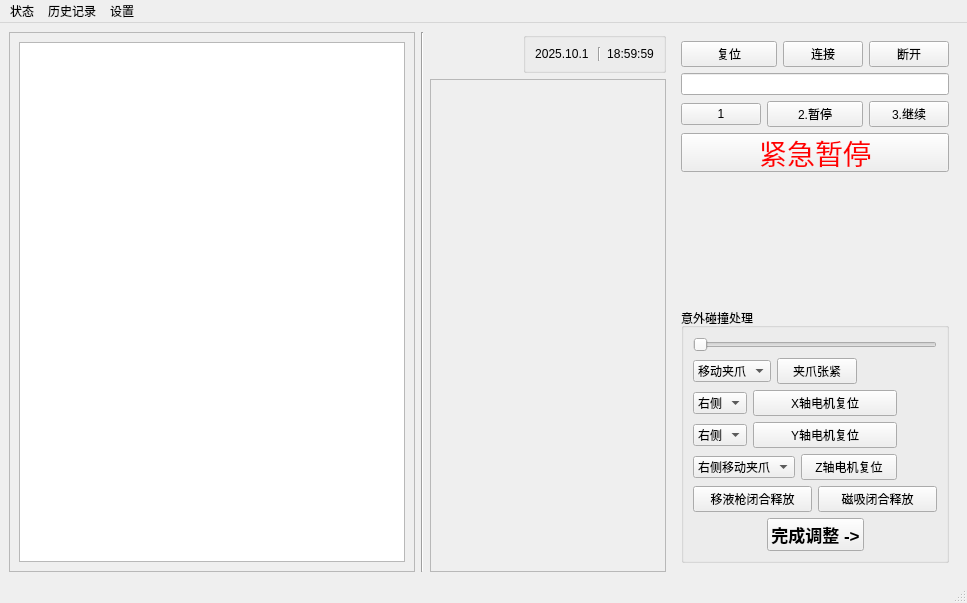
LightningFlashEvE/high-throughput-perovskite-medication-system, file mainwindow.ui: the form before one commit.
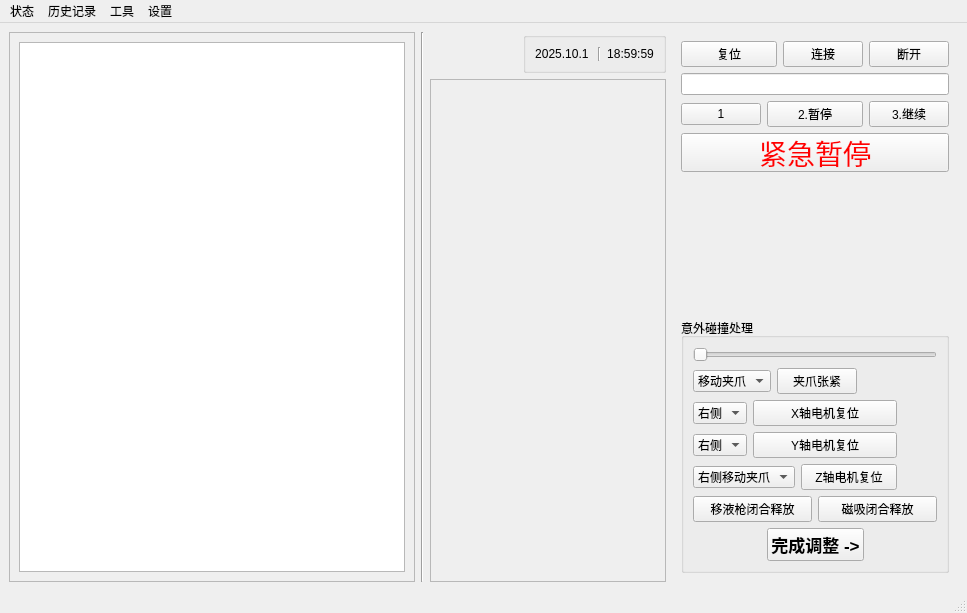
The form after the commit. Icons and pictures are not drawn.

Commit message: 新增菜单栏工具选项

```diff
--- a/mainwindow.ui
+++ b/mainwindow.ui
@@ -7,7 +7,7 @@
     <x>0</x>
     <y>0</y>
     <width>967</width>
-    <height>590</height>
+    <height>613</height>
    </rect>
   </property>
   <property name="windowTitle">
@@ -744,7 +744,7 @@
      <x>0</x>
      <y>0</y>
      <width>967</width>
-     <height>18</height>
+     <height>25</height>
     </rect>
    </property>
    <widget class="QMenu" name="menuStatus">
@@ -762,8 +762,14 @@
      <string>设置</string>
     </property>
    </widget>
+   <widget class="QMenu" name="menuTools">
+    <property name="title">
+     <string>工具</string>
+    </property>
+   </widget>
    <addaction name="menuStatus"/>
    <addaction name="menuHistory"/>
+   <addaction name="menuTools"/>
    <addaction name="menuSettings"/>
   </widget>
   <widget class="QStatusBar" name="statusbar"/>
```
The commit also changes 5 other files.
